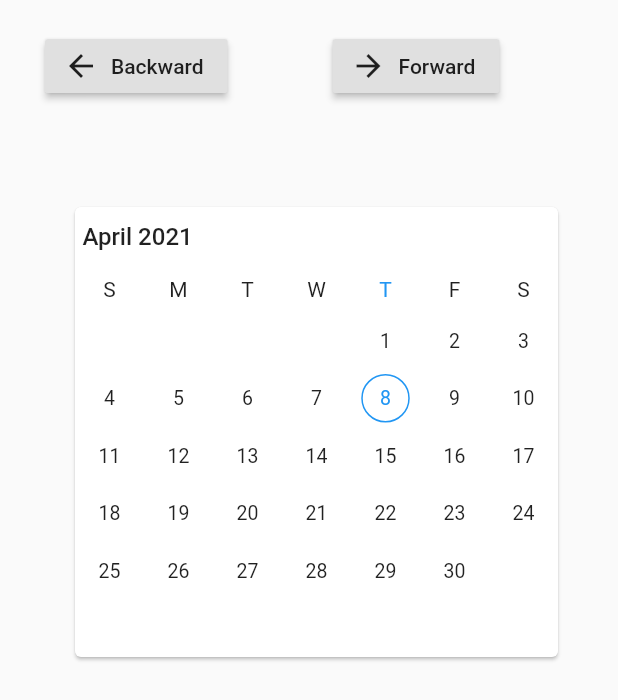
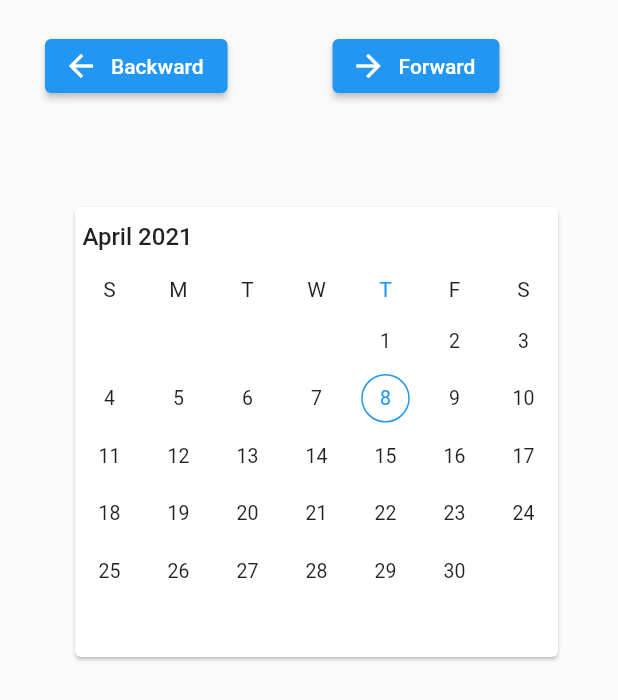
Before and after one commit to SyncfusionExamples/programmatic-navigation-adjacent-dates-flutter-date-range-picker, a Flutter app: the screen it shows after launch, after a tap on "Backward", on a phone screen of 412 x 824 dp. Shown: the top 700 px of the screen. Run offline on Flutter 3.47's test engine with Material 2 defaults, Android fonts, the light colour scheme and no system bars; drawn by our look-alikes of syncfusion_flutter_datepicker.

Commit message:
FLUT-4313-Sample updated with null safety

```diff
--- a/lib/main.dart
+++ b/lib/main.dart
@@ -9,13 +9,7 @@ class ProgrammaticAdjacentDatePicker extends StatefulWidget {
 }
 
 class AdjacentDateState extends State<ProgrammaticAdjacentDatePicker> {
-  DateRangePickerController _controller;
-
-  @override
-  void initState() {
-    _controller = DateRangePickerController();
-    super.initState();
-  }
+  final DateRangePickerController _controller = DateRangePickerController();
 
   @override
   Widget build(BuildContext context) {
@@ -29,21 +23,21 @@ class AdjacentDateState extends State<ProgrammaticAdjacentDatePicker> {
                 children: [
                   Container(
                     margin: const EdgeInsets.fromLTRB(30, 20, 0, 20),
-                      child: RaisedButton.icon(
+                    child: ElevatedButton.icon(
                       icon: Icon(Icons.arrow_back),
                       label: Text('Backward'),
                       onPressed: () {
-                          _controller.backward();
+                        _controller.backward!();
                       },
                     ),
                   ),
                   Container(
                     margin: const EdgeInsets.fromLTRB(70, 20, 0, 20),
-                      child: RaisedButton.icon(
+                    child: ElevatedButton.icon(
                       label: Text('Forward'),
                       icon: Icon(Icons.arrow_forward),
                       onPressed: () {
-                          _controller.forward();
+                        _controller.forward!();
                       },
                     ),
                   )
@@ -58,9 +52,7 @@ class AdjacentDateState extends State<ProgrammaticAdjacentDatePicker> {
               ),
             ],
           ),
-          )
-
-        // This trailing comma makes auto-formatting nicer for build methods.
+        ),
       ),
     );
   }
--- a/pubspec.yaml
+++ b/pubspec.yaml
@@ -18,17 +18,17 @@ publish_to: 'none' # Remove this line if you wish to publish to pub.dev
 version: 1.0.0+1
 
 environment:
-  sdk: ">=2.7.0 <3.0.0"
+  sdk: '>=2.12.0 <3.0.0'
 
 dependencies:
   flutter:
     sdk: flutter
-  syncfusion_flutter_datepicker: 18.3.52-beta
+  syncfusion_flutter_datepicker: ^19.1.55-beta
 
 
   # The following adds the Cupertino Icons font to your application.
   # Use with the CupertinoIcons class for iOS style icons.
-  cupertino_icons: ^1.0.0
+  cupertino_icons: ^1.0.2
 
 dev_dependencies:
   flutter_test:
```
Also changed, not shown: pubspec.lock, 1 other file. Lines whose indentation alone changed are shown as unchanged.
